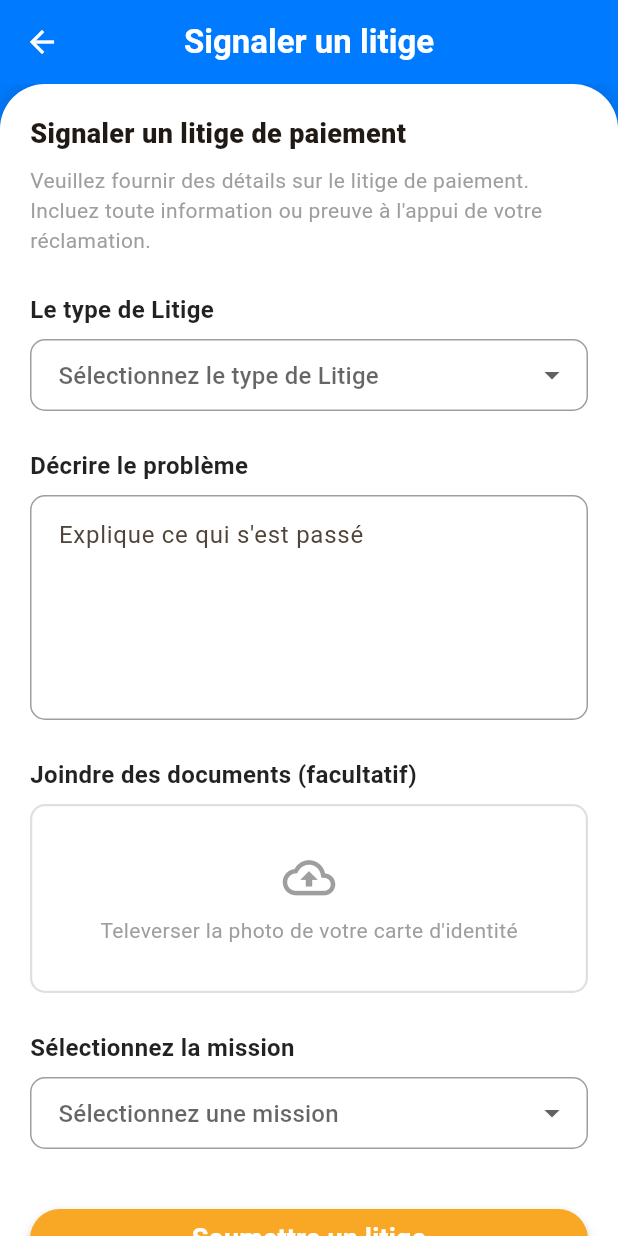
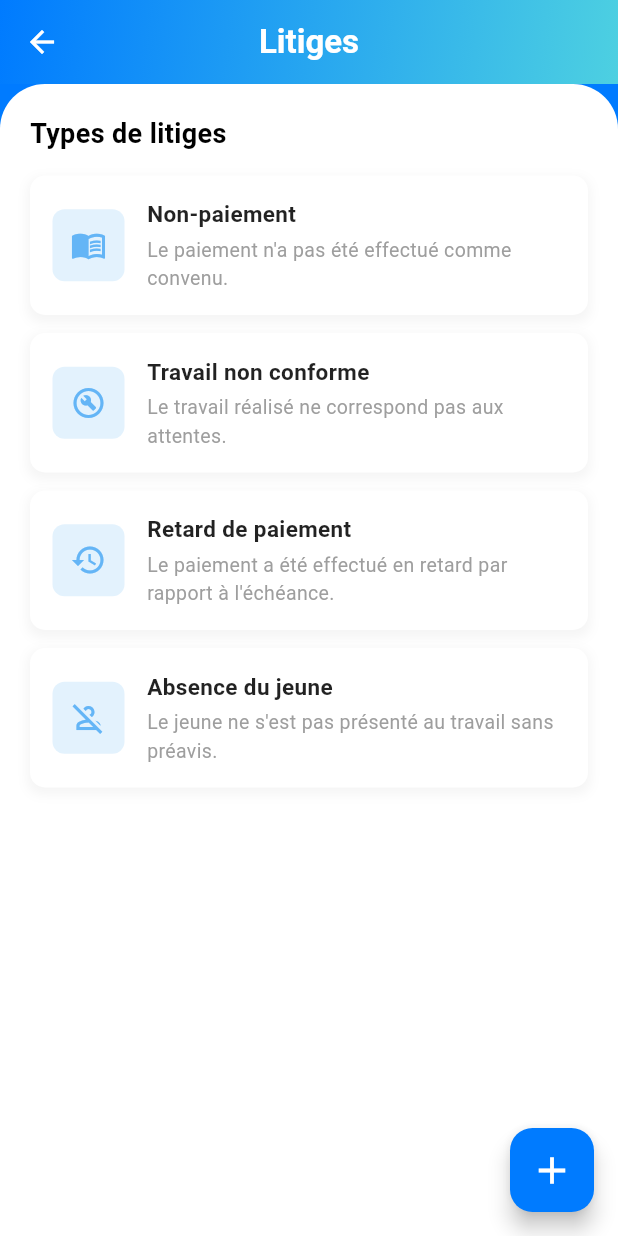
Before and after one commit to Tji-Teliman/tji_teliman_mobile, a Flutter app: the screen it shows after launch, on a phone screen of 412 x 824 dp. Run offline on Flutter 3.47's test engine with Material 3 defaults, Android fonts, the phone set to English and light mode, and no system bars; our stand-ins replace google_fonts, google_maps_flutter.

Commit message:
feat: ajout de la page liste des  litige

```diff
--- a/lib/main.dart
+++ b/lib/main.dart
@@ -1,5 +1,6 @@
 import 'package:flutter/material.dart';
 import 'package:intl/date_symbol_data_local.dart';
+import 'package:tji_teliman_mobile/screens/screens_jeunes/liste_litige.dart';
 import 'package:tji_teliman_mobile/screens/screens_jeunes/signaler_screen.dart';
 import 'screens/splash_screen.dart';
 import 'screens/screens_jeunes/missions_screen.dart';
@@ -31,7 +32,7 @@ class MyApp extends StatelessWidget {
         useMaterial3: true,
       ),
       // L'écran de démarrage est défini ici
-      home: const SignalerScreen(),
+      home: const ListeLitige(),
       debugShowCheckedModeBanner: false,
     );
   }
--- /dev/null
+++ b/lib/screens/screens_jeunes/liste_litige.dart
@@ -0,0 +1,229 @@
+import 'package:flutter/material.dart';
+
+
+
+class ListeLitige extends StatelessWidget {
+  const ListeLitige({super.key});
+
+  @override
+  Widget build(BuildContext context) {
+    return MaterialApp(
+      title: 'Liste des Litiges',
+      theme: ThemeData(
+        primarySwatch: Colors.blue,
+        useMaterial3: true,
+      ),
+      home: const DisputeListScreen(),
+      debugShowCheckedModeBanner: false,
+    );
+  }
+}
+
+// Modèle de données pour un type de litige
+class DisputeType {
+  final IconData icon;
+  final String title;
+  final String description;
+
+  // CORRECTION: Ajout du mot-clé 'const' au constructeur.
+  const DisputeType({required this.icon, required this.title, required this.description});
+}
+
+class DisputeListScreen extends StatelessWidget {
+  const DisputeListScreen({super.key});
+
+  // Maintenant que le constructeur est 'const', la liste peut être 'const'
+  final List<DisputeType> typesDeLitiges = const [
+    DisputeType(
+      icon: Icons.menu_book, // Icône pour un document/livre
+      title: "Non-paiement",
+      description: "Le paiement n'a pas été effectué comme convenu.",
+    ),
+    DisputeType(
+      icon: Icons.build_circle_outlined, // Icône pour un outil/réparation
+      title: "Travail non conforme",
+      description: "Le travail réalisé ne correspond pas aux attentes.",
+    ),
+    DisputeType(
+      icon: Icons.history, // Icône pour l'historique/retard
+      title: "Retard de paiement",
+      description: "Le paiement a été effectué en retard par rapport à l'échéance.",
+    ),
+    DisputeType(
+      icon: Icons.person_off_outlined, // Icône pour absence de personne
+      title: "Absence du jeune",
+      description: "Le jeune ne s'est pas présenté au travail sans préavis.",
+    ),
+  ];
+
+  @override
+  Widget build(BuildContext context) {
+    // La couleur primaire utilisée dans le design (bleu/cyan dégradé)
+    const Color primaryBlue = Color(0xFF007BFF);
+    const Color accentBlue = Color(0xFF4DD0E1); // Couleur plus claire pour le dégradé
+
+    return Scaffold(
+      backgroundColor: primaryBlue,
+      appBar: AppBar(
+        // Utilisation d'un dégradé pour l'AppBar pour correspondre au style
+        flexibleSpace: Container(
+          decoration: const BoxDecoration(
+            gradient: LinearGradient(
+              colors: [primaryBlue, accentBlue],
+              begin: Alignment.topLeft,
+              end: Alignment.bottomRight,
+            ),
+          ),
+        ),
+        elevation: 0,
+        leading: IconButton(
+          icon: const Icon(Icons.arrow_back, color: Colors.white),
+          onPressed: () {
+            // Logique de retour
+          },
+        ),
+        title: const Text(
+          'Litiges',
+          style: TextStyle(color: Colors.white, fontWeight: FontWeight.w600),
+        ),
+        centerTitle: true,
+      ),
+
+      // Bouton Flottant (Floating Action Button)
+      floatingActionButton: FloatingActionButton(
+        onPressed: () {
+          // Logique pour aller à la page de création de litige
+        },
+        backgroundColor: primaryBlue,
+        shape: const RoundedRectangleBorder(
+          borderRadius: BorderRadius.all(Radius.circular(15.0)),
+        ),
+        child: const Icon(Icons.add, color: Colors.white, size: 30),
+      ),
+
+      body: Column(
+        children: <Widget>[
+          // La carte blanche principale avec les coins supérieurs arrondis
+          Expanded(
+            child: Container(
+              width: double.infinity,
+              decoration: const BoxDecoration(
+                color: Colors.white,
+                borderRadius: BorderRadius.vertical(top: Radius.circular(30.0)),
+              ),
+              child: SingleChildScrollView(
+                padding: const EdgeInsets.all(20.0),
+                child: Column(
+                  crossAxisAlignment: CrossAxisAlignment.start,
+                  children: <Widget>[
+                    // --- Titre de la section ---
+                    const Text(
+                      'Types de litiges',
+                      style: TextStyle(
+                        fontWeight: FontWeight.bold,
+                        fontSize: 18,
+                        color: Colors.black,
+                      ),
+                    ),
+                    const SizedBox(height: 15),
+
+                    // --- Liste des types de litiges ---
+                    ...typesDeLitiges.map((dispute) {
+                      return Padding(
+                        padding: const EdgeInsets.only(bottom: 12.0),
+                        child: DisputeItemCard(dispute: dispute),
+                      );
+                    }).toList(),
+
+                    const SizedBox(height: 80), // Espace pour le FAB
+                  ],
+                ),
+              ),
+            ),
+          ),
+        ],
+      ),
+    );
+  }
+}
+
+
+// Widget pour un seul élément de la liste
+class DisputeItemCard extends StatelessWidget {
+  final DisputeType dispute;
+
+  const DisputeItemCard({super.key, required this.dispute});
+
+  @override
+  Widget build(BuildContext context) {
+    // La couleur des icônes et de l'arrière-plan pastel
+    const Color pastelBlue = Color(0xFFE3F2FD);
+    const Color iconColor = Color(0xFF64B5F6);
+
+    return InkWell(
+      onTap: () {
+        // Logique pour sélectionner ce type de litige (probablement naviguer)
+        ScaffoldMessenger.of(context).showSnackBar(
+          SnackBar(content: Text('Type sélectionné: ${dispute.title}')),
+        );
+      },
+      child: Container(
+        padding: const EdgeInsets.symmetric(vertical: 15, horizontal: 15),
+        decoration: BoxDecoration(
+          color: Colors.white,
+          borderRadius: BorderRadius.circular(10),
+          boxShadow: [
+            BoxShadow(
+              color: Colors.grey.withOpacity(0.1),
+              spreadRadius: 2,
+              blurRadius: 5,
+              offset: const Offset(0, 3),
+            ),
+          ],
+        ),
+        child: Row(
+          crossAxisAlignment: CrossAxisAlignment.center,
+          children: <Widget>[
+            // --- Icône dans le cercle pastel ---
+            Container(
+              padding: const EdgeInsets.all(12),
+              decoration: BoxDecoration(
+                color: pastelBlue,
+                borderRadius: BorderRadius.circular(8),
+              ),
+              child: Icon(dispute.icon, color: iconColor, size: 24),
+            ),
+            const SizedBox(width: 15),
+
+            // --- Titre et Description ---
+            Expanded(
+              child: Column(
+                crossAxisAlignment: CrossAxisAlignment.start,
+                children: <Widget>[
+                  Text(
+                    dispute.title,
+                    style: const TextStyle(
+                      fontWeight: FontWeight.bold,
+                      fontSize: 15,
+                      color: Colors.black87,
+                    ),
+                  ),
+                  const SizedBox(height: 4),
+                  Text(
+                    dispute.description,
+                    style: const TextStyle(
+                      fontSize: 13,
+                      color: Colors.grey,
+                    ),
+                    maxLines: 2,
+                    overflow: TextOverflow.ellipsis,
+                  ),
+                ],
+              ),
+            ),
+          ],
+        ),
+      ),
+    );
+  }
+}
```
